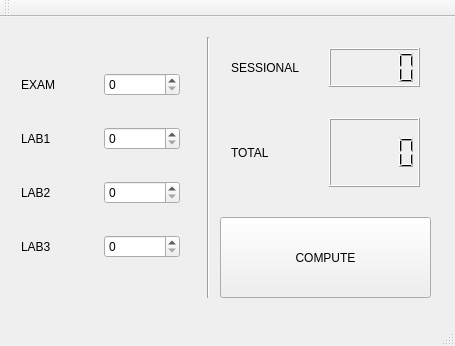
First picture: the form in mainwindow.ui, repository bsu-mmf-2k4g2019/lab-1-mvikentieva, before the edit.
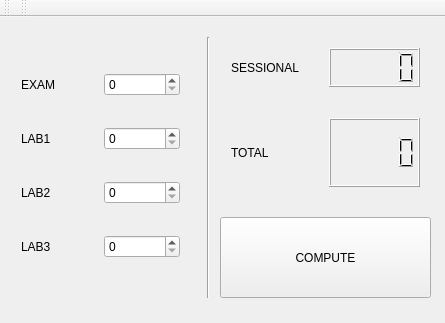
Second picture: the form after the edit.

Commit message: fixed window size

What changed in the file:
```diff
--- a/mainwindow.ui
+++ b/mainwindow.ui
@@ -2,14 +2,29 @@
 <ui version="4.0">
  <class>MainWindow</class>
  <widget class="QMainWindow" name="MainWindow">
+  <property name="enabled">
+   <bool>true</bool>
+  </property>
   <property name="geometry">
    <rect>
     <x>0</x>
     <y>0</y>
-    <width>455</width>
-    <height>346</height>
+    <width>445</width>
+    <height>323</height>
    </rect>
   </property>
+  <property name="sizePolicy">
+   <sizepolicy hsizetype="Fixed" vsizetype="Fixed">
+    <horstretch>0</horstretch>
+    <verstretch>0</verstretch>
+   </sizepolicy>
+  </property>
+  <property name="maximumSize">
+   <size>
+    <width>445</width>
+    <height>323</height>
+   </size>
+  </property>
   <property name="windowTitle">
    <string>MainWindow</string>
   </property>
@@ -18,6 +33,24 @@
 font: 8pt &quot;MS UI Gothic&quot;;</string>
   </property>
   <widget class="QWidget" name="centralWidget">
+   <property name="enabled">
+    <bool>true</bool>
+   </property>
+   <property name="sizePolicy">
+    <sizepolicy hsizetype="Fixed" vsizetype="Fixed">
+     <horstretch>35</horstretch>
+     <verstretch>0</verstretch>
+    </sizepolicy>
+   </property>
+   <property name="maximumSize">
+    <size>
+     <width>449</width>
+     <height>309</height>
+    </size>
+   </property>
+   <property name="autoFillBackground">
+    <bool>false</bool>
+   </property>
    <widget class="QPushButton" name="compute">
     <property name="geometry">
      <rect>
@@ -44,7 +77,7 @@
      <enum>Qt::Vertical</enum>
     </property>
    </widget>
-   <widget class="QWidget" name="">
+   <widget class="QWidget" name="layoutWidget">
     <property name="geometry">
      <rect>
       <x>10</x>
@@ -112,7 +145,7 @@
      </item>
     </layout>
    </widget>
-   <widget class="QWidget" name="">
+   <widget class="QWidget" name="layoutWidget">
     <property name="geometry">
      <rect>
       <x>220</x>
@@ -134,7 +167,7 @@
      </item>
     </layout>
    </widget>
-   <widget class="QWidget" name="">
+   <widget class="QWidget" name="layoutWidget">
     <property name="geometry">
      <rect>
       <x>220</x>
@@ -175,7 +208,17 @@
     <bool>false</bool>
    </attribute>
   </widget>
-  <widget class="QStatusBar" name="statusBar"/>
+  <widget class="QToolBar" name="toolBar">
+   <property name="windowTitle">
+    <string>toolBar</string>
+   </property>
+   <attribute name="toolBarArea">
+    <enum>TopToolBarArea</enum>
+   </attribute>
+   <attribute name="toolBarBreak">
+    <bool>false</bool>
+   </attribute>
+  </widget>
  </widget>
  <layoutdefault spacing="6" margin="11"/>
  <resources/>
```
Left out of the diff: 13 changed lines with no effect on the pictures.
